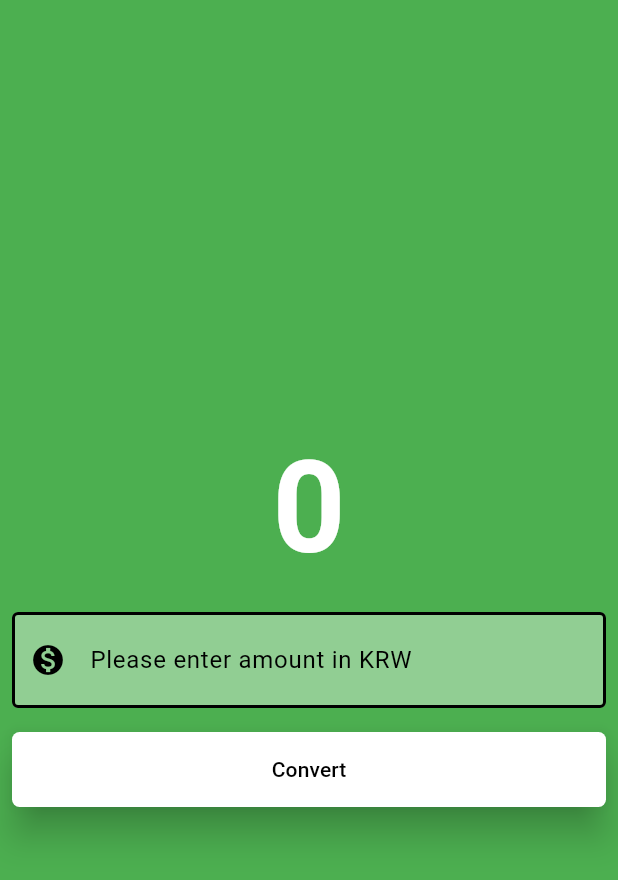
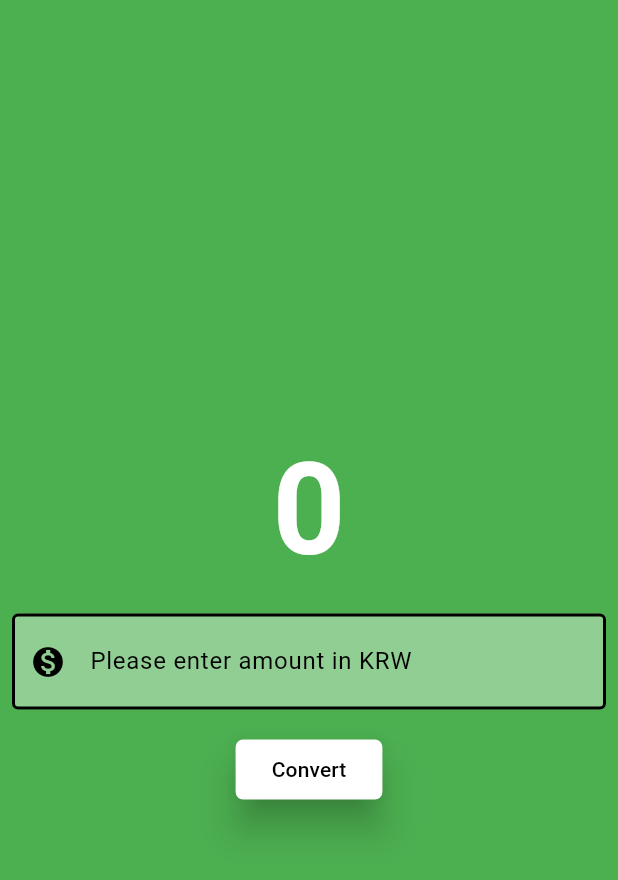
Before and after one commit to THSPSS/currency_converter_app, a Flutter app: the screen it shows after launch, on a phone screen of 412 x 824 dp. Shown: the top 880 px of the screen. Run offline on Flutter 3.47's test engine with Material 3 defaults, Android fonts, the phone set to English and light mode, and no system bars.

Commit message:
update max size of raised button

```diff
--- a/lib/currency_converter_material_page.dart
+++ b/lib/currency_converter_material_page.dart
@@ -94,7 +94,9 @@ class _CurrencyConverterMaterialPageState extends State<CurrencyConverterMateria
                     backgroundColor: const MaterialStatePropertyAll(Colors.white),
                     foregroundColor: const MaterialStatePropertyAll(Colors.black),
                     //double.infinity has media width
-                    minimumSize: const MaterialStatePropertyAll(Size(double.infinity, 50)),
+                    //minimumSize: const MaterialStatePropertyAll(Size(double.infinity, 50)),
+                     maximumSize: MaterialStatePropertyAll(Size(double.infinity, 50)),
+                    //shape: OvalBorder
                     shape: MaterialStateProperty.all<RoundedRectangleBorder>(
                       RoundedRectangleBorder(
                         borderRadius: BorderRadius.circular(5.0),
```
